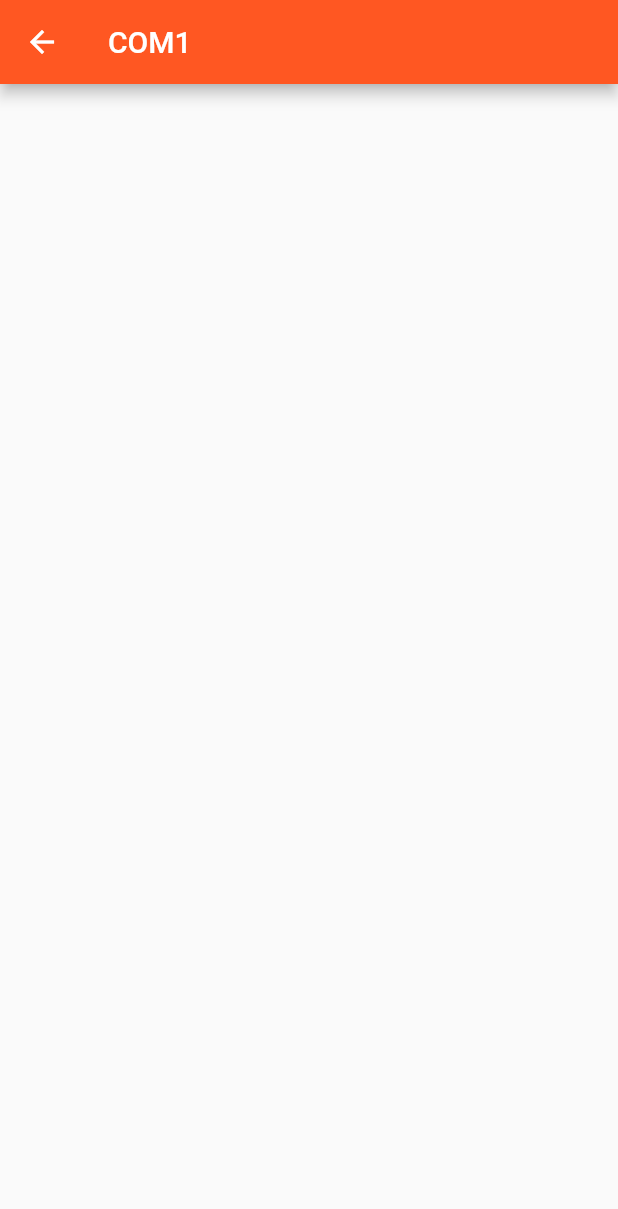
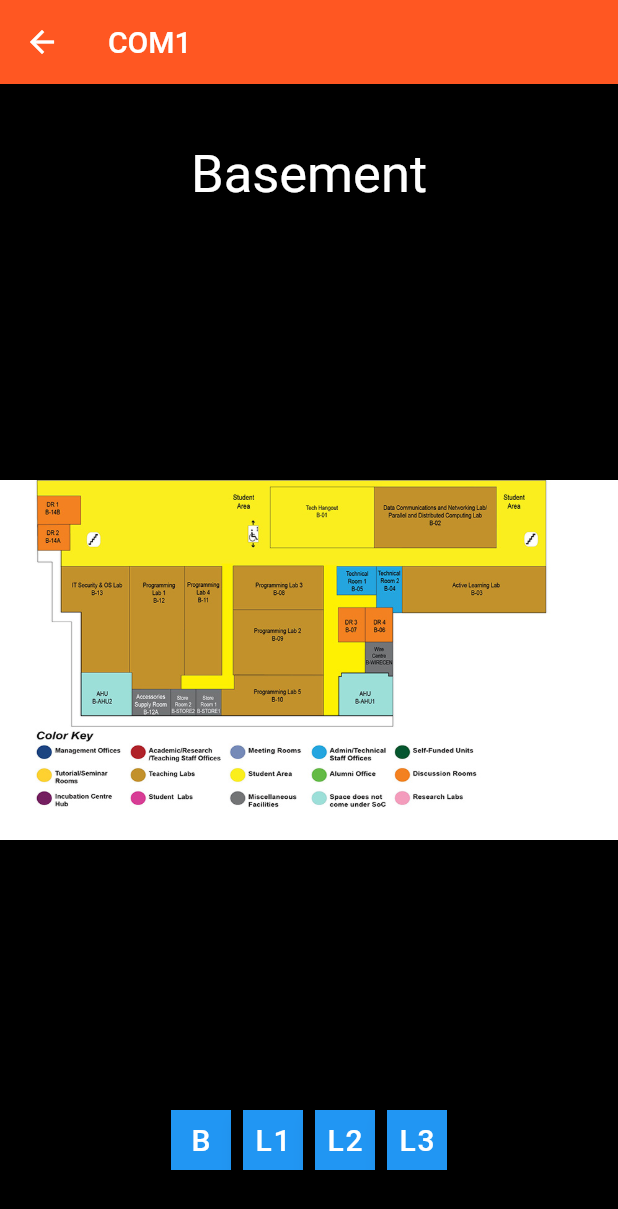
Before and after one commit to NavigateUS/NavigateUS, a Flutter app: the FloorMap screen opened directly, on a phone screen of 412 x 824 dp. Shown: the top 1209 px of the screen. Run offline on Flutter 3.47's test engine with Material 2 defaults, Android fonts, the light colour scheme and no system bars; drawn by our look-alikes of photo_view; our stand-ins replace dio, geolocator, google_maps_flutter, material_floating_search_bar; missing offline and left inert: dart:ffi, flutter_polyline_points, geopointer, google_place.

Commit message:
close #21

```diff
--- a/lib/screens/indoor_maps/floor_map.dart
+++ b/lib/screens/indoor_maps/floor_map.dart
@@ -1,16 +1,12 @@
-import 'dart:io';
-import 'package:path_provider/path_provider.dart';
-
 import 'package:flutter/material.dart';
-import 'package:http/http.dart';
-import 'package:navigateus/screens/indoor_maps/components/image_button.dart';
-import 'package:navigateus/screens/indoor_maps/detail_screen.dart';
 import 'package:photo_view/photo_view.dart';
 
 class FloorMap extends StatefulWidget {
   final String building;
+  final List<String> floorList;
 
-  const FloorMap({Key? key, required this.building}) : super(key: key);
+  const FloorMap({Key? key, required this.building, required this.floorList})
+      : super(key: key);
 
   @override
   FloorMapState createState() => FloorMapState();
@@ -18,15 +14,17 @@ class FloorMap extends StatefulWidget {
 
 class FloorMapState extends State<FloorMap> {
   late String building;
-  List<String> floors = [];
-  List file = [];
+  late String imagePath;
+  late String floor;
+  late List<String> floorList;
 
   @override
   void initState() {
     super.initState();
     building = widget.building;
-    // getImageList();
-    listofFiles();
+    floorList = widget.floorList;
+    floor = floorList[0];
+    imagePath = "assets/indoor_maps/${building}_$floor.jpg";
   }
 
   @override
@@ -36,53 +34,47 @@ class FloorMapState extends State<FloorMap> {
           title: Text(building),
           backgroundColor: Colors.deepOrange,
         ),
-        body: Column(children: <Widget>[
-          // your Content if there
-          Expanded(
-              child: ListView.builder(
-                  itemCount: file.length,
-                  itemBuilder: (BuildContext context, int index) {
-                    return Text(file[index].path);
-                  }))
+        body: Stack(alignment: Alignment.center, children: [
+          PhotoView(imageProvider: AssetImage(imagePath)),
+          Positioned(
+            top: 40,
+            child: (Text(
+              floor,
+              style: const TextStyle(color: Colors.white, fontSize: 35),
+            )),
+          ),
+          Positioned(
+              bottom: 40,
+              child: Row(
+                  mainAxisAlignment: MainAxisAlignment.spaceEvenly,
+                  children: [
+                    for (String label in floorList)
+                      labelButton(
+                          label, "assets/indoor_maps/${building}_$label.jpg"),
+                  ]))
         ]));
   }
 
-  List<Widget> buildButton() {
-    List<Widget> list = [];
-    for (String path in floors) {
-      list.add(Row(children: [Text(path)]));
-    }
-    return list;
+  Widget labelButton(String label, String image) {
+    return FloatingActionButton(
+        mini: true,
+        shape: const RoundedRectangleBorder(),
+        child: Text(
+          textConvert(label),
+          style: const TextStyle(fontSize: 20),
+        ),
+        onPressed: () {
+          setState(() {
+            floor = label;
+            imagePath = image;
+          });
+        });
   }
 
-  // Read images in the folder, select the images belongs to the building, exclude cover.
-
-  // sort image list based on reversed alphabetical order, L3, L2, B
-
-  // Create list of button based on the list of floor image.
-
-  // connect button with the image viewer.
-
-  void listofFiles() async {
-    Directory directory = await getApplicationDocumentsDirectory();
-    setState(() {
-      // file = Directory("$directory/assets/indoor_maps/")
-      //     .listSync();
-      file = directory.listSync(followLinks: true);
-    });
-    print(file);
+  String textConvert(String text) {
+    if (text == "Basement") {
+      return "B";
+    }
+    return text;
   }
-
-  // void getImageList() async {
-  //   await for (var entity in path.list(recursive: true, followLinks: false)) {
-  //     String file = entity.toString();
-  //     if (file.contains(building)) {
-  //       if (!file.contains('Cover')) {
-  //         floors.add(entity.toString());
-  //         print(file);
-  //         print(floors.toString());
-  //       }
-  //     }
-  //   }
-  // }
 }
```
Also changed, not shown: lib/places.dart (+18 -5 lines), lib/screens/indoor_maps/indoor_maps.dart (+9 -8 lines), lib/screens/indoor_maps/floor.dart (deleted).
